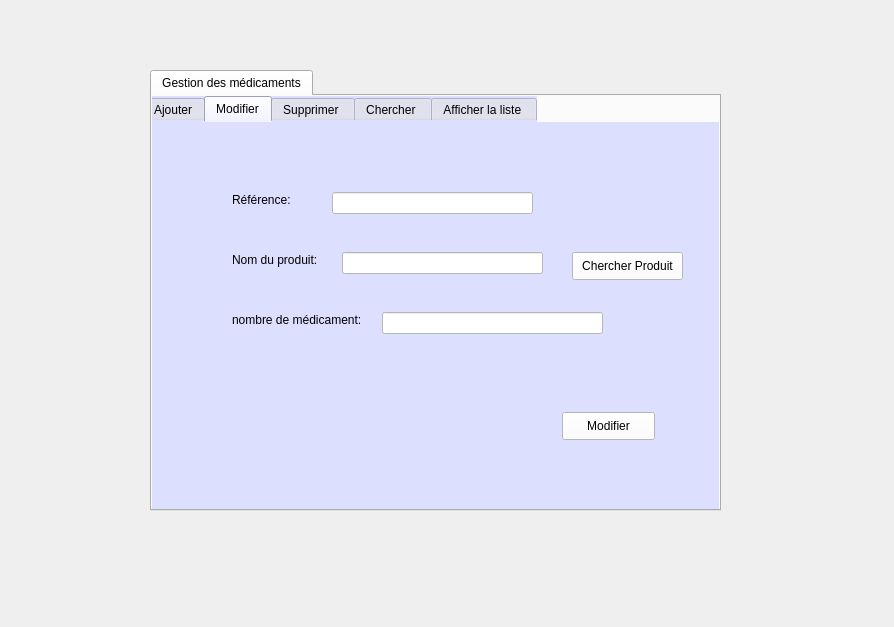
First picture: the form in asma/amedicament.ui, repository fourat8/madsquad, before the edit.
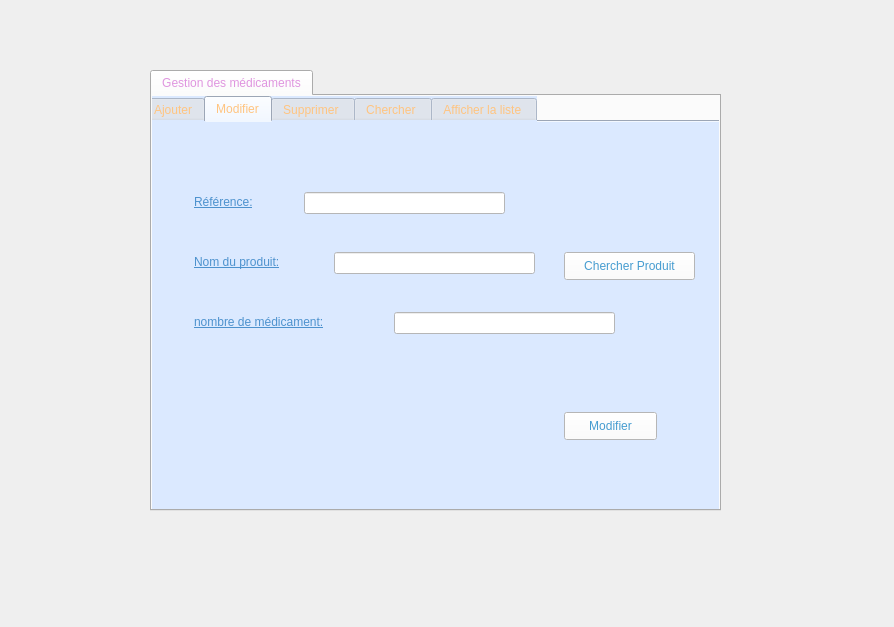
Second picture: the form after the edit. The open tabs and pages were chosen to show the change.

Patch:
```diff
--- a/asma/amedicament.ui
+++ b/asma/amedicament.ui
@@ -25,6 +25,11 @@
    <property name="whatsThis">
     <string>&lt;html&gt;&lt;head/&gt;&lt;body&gt;&lt;p&gt;Gestion des médicaments&lt;/p&gt;&lt;/body&gt;&lt;/html&gt;</string>
    </property>
+   <property name="styleSheet">
+    <string notr="true">color: rgb(223, 149, 223);
+font: 10pt &quot;MS Shell Dlg 2&quot;;
+</string>
+   </property>
    <property name="currentIndex">
     <number>0</number>
    </property>
@@ -42,8 +47,10 @@
       </rect>
      </property>
      <property name="styleSheet">
-      <string notr="true">background-color: rgb(221, 223, 255);
-border-color: rgb(39, 172, 255);</string>
+      <string notr="true">background-color: rgb(219, 233, 255);
+font: 10pt &quot;MS Shell Dlg 2&quot;;
+color: rgb(255, 196, 128);
+text-decoration:none;</string>
      </property>
      <property name="currentIndex">
       <number>0</number>
@@ -164,12 +171,17 @@
       <widget class="QLabel" name="label_4">
        <property name="geometry">
         <rect>
-         <x>90</x>
+         <x>50</x>
          <y>70</y>
-         <width>71</width>
-         <height>16</height>
+         <width>81</width>
+         <height>20</height>
         </rect>
        </property>
+       <property name="styleSheet">
+        <string notr="true">font: 75 10pt &quot;MS Shell Dlg 2&quot;;
+text-decoration: underline;
+color: rgb(77, 146, 206);</string>
+       </property>
        <property name="text">
         <string>Référence:</string>
        </property>
@@ -177,12 +189,17 @@
       <widget class="QLabel" name="label_5">
        <property name="geometry">
         <rect>
-         <x>90</x>
+         <x>50</x>
          <y>130</y>
-         <width>101</width>
-         <height>16</height>
+         <width>121</width>
+         <height>20</height>
         </rect>
        </property>
+       <property name="styleSheet">
+        <string notr="true">font: 75 10pt &quot;MS Shell Dlg 2&quot;;
+text-decoration: underline;
+color: rgb(77, 146, 206);</string>
+       </property>
        <property name="text">
         <string>Nom du produit:</string>
        </property>
@@ -190,12 +207,17 @@
       <widget class="QLabel" name="label_6">
        <property name="geometry">
         <rect>
-         <x>90</x>
+         <x>50</x>
          <y>190</y>
-         <width>141</width>
-         <height>16</height>
+         <width>181</width>
+         <height>20</height>
         </rect>
        </property>
+       <property name="styleSheet">
+        <string notr="true">font: 75 10pt &quot;MS Shell Dlg 2&quot;;
+text-decoration: underline;
+color: rgb(77, 146, 206);</string>
+       </property>
        <property name="text">
         <string>nombre de médicament:</string>
        </property>
@@ -203,14 +225,16 @@
       <widget class="QLineEdit" name="lineEdit_ref_2">
        <property name="geometry">
         <rect>
-         <x>190</x>
+         <x>160</x>
          <y>70</y>
          <width>201</width>
          <height>22</height>
         </rect>
        </property>
        <property name="styleSheet">
-        <string notr="true">background-color: rgb(255, 255, 255);</string>
+        <string notr="true">background-color: rgb(255, 255, 255);
+font: 10pt &quot;MS Shell Dlg 2&quot;;
+color: rgb(0, 0, 0);text-decoration:none;</string>
        </property>
        <property name="clearButtonEnabled">
         <bool>true</bool>
@@ -219,14 +243,16 @@
       <widget class="QLineEdit" name="lineEdit_nomP_2">
        <property name="geometry">
         <rect>
-         <x>200</x>
+         <x>190</x>
          <y>130</y>
          <width>201</width>
          <height>22</height>
         </rect>
        </property>
        <property name="styleSheet">
-        <string notr="true">background-color: rgb(255, 255, 255);</string>
+        <string notr="true">background-color: rgb(255, 255, 255);
+font: 10pt &quot;MS Shell Dlg 2&quot;;
+color: rgb(0, 0, 0);text-decoration:none;</string>
        </property>
        <property name="clearButtonEnabled">
         <bool>true</bool>
@@ -235,14 +261,16 @@
       <widget class="QLineEdit" name="lineEdit_nb_2">
        <property name="geometry">
         <rect>
-         <x>240</x>
+         <x>250</x>
          <y>190</y>
          <width>221</width>
          <height>22</height>
         </rect>
        </property>
        <property name="styleSheet">
-        <string notr="true">background-color: rgb(255, 255, 255);</string>
+        <string notr="true">background-color: rgb(255, 255, 255);
+font: 10pt &quot;MS Shell Dlg 2&quot;;
+color: rgb(0, 0, 0);text-decoration:none;</string>
        </property>
        <property name="clearButtonEnabled">
         <bool>true</bool>
@@ -258,8 +286,10 @@
         </rect>
        </property>
        <property name="styleSheet">
-        <string notr="true">background-color: rgb(255, 255, 255);
-border-color: rgb(0, 123, 180);</string>
+        <string notr="true">border-color: rgb(0, 123, 180);
+font: 10pt &quot;MS Shell Dlg 2&quot;;
+background-color: rgb(255, 255, 255);
+color: qlineargradient(spread:reflect, x1:0, y1:0, x2:1, y2:0, stop:0.512712 rgba(70, 156, 208, 255));</string>
        </property>
        <property name="text">
         <string>Modifier</string>
@@ -268,15 +298,17 @@
       <widget class="QPushButton" name="pushButton_chercherP">
        <property name="geometry">
         <rect>
-         <x>430</x>
+         <x>420</x>
          <y>130</y>
-         <width>111</width>
+         <width>131</width>
          <height>28</height>
         </rect>
        </property>
        <property name="styleSheet">
         <string notr="true">border-color: rgb(0, 123, 180);
-background-color: rgb(255, 255, 255);</string>
+font: 10pt &quot;MS Shell Dlg 2&quot;;
+background-color: rgb(255, 255, 255);
+color: qlineargradient(spread:reflect, x1:0, y1:0, x2:1, y2:0, stop:0.512712 rgba(70, 156, 208, 255));</string>
        </property>
        <property name="text">
         <string>Chercher Produit</string>
```
Left out of the diff: 130 changed lines with no effect on the pictures.
